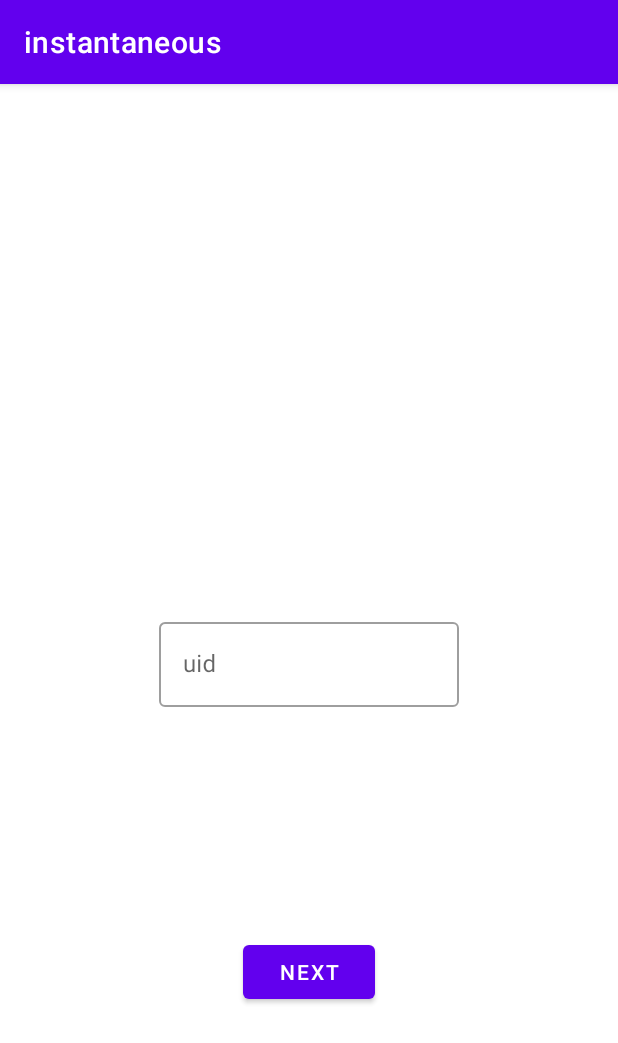
After one commit to jeevansurendran/Boop, an Android app: the AuthUserIdFragment screen opened through its navigation route, on a phone screen of 412 x 824 dp. The commit adds this screen. Shown: the top 1043 px of the screen. Run offline under Robolectric (Android 15) with nearby library versions, the phone set to English and light mode, and no system bars; our stand-ins replace Dagger/Hilt's generated code, Firebase (no records; nobody signed in at launch, a user with empty details on screens opened directly), Timber; libraries missing offline, so code that uses them is left out: androidx.hilt.lifecycle; 1 statement that could not run was skipped.

Commit message:
Add di, domain for userId
Signed-off-by: Jeevan Surendran <jvns67@gmail.com>

```diff
--- a/app/build.gradle
+++ b/app/build.gradle
@@ -53,6 +53,7 @@ dependencies {
     // hilt
     implementation 'com.google.dagger:hilt-android:2.31-alpha'
     implementation 'androidx.hilt:hilt-lifecycle-viewmodel:1.0.0-alpha03'
+    implementation 'androidx.legacy:legacy-support-v4:1.0.0'
     kapt 'com.google.dagger:hilt-android-compiler:2.30.1-alpha'
     kapt 'androidx.hilt:hilt-compiler:1.0.0-alpha03'
 
--- /dev/null
+++ b/app/src/main/java/com/silverpants/instantaneous/data/user/DocumentExistsException.kt
@@ -0,0 +1,6 @@
+package com.silverpants.instantaneous.data.user
+
+import com.google.firebase.firestore.FirebaseFirestoreException
+
+class DocumentExistsException :
+    FirebaseFirestoreException("Firestore Document exists", Code.ABORTED)
--- /dev/null
+++ b/app/src/main/java/com/silverpants/instantaneous/data/user/models/FirestoreUserInfo.kt
@@ -0,0 +1,5 @@
+package com.silverpants.instantaneous.data.user.models
+
+data class FirestoreUserInfo(
+    val uid: String
+)
--- /dev/null
+++ b/app/src/main/java/com/silverpants/instantaneous/domain/user/PostUserIdUseCase.kt
@@ -0,0 +1,19 @@
+package com.silverpants.instantaneous.domain.user
+
+import com.silverpants.instantaneous.data.user.UserRepository
+import com.silverpants.instantaneous.data.user.models.FirestoreUserInfo
+import com.silverpants.instantaneous.di.IoDispatcher
+import com.silverpants.instantaneous.domain.UseCase
+import kotlinx.coroutines.CoroutineDispatcher
+import kotlinx.coroutines.ExperimentalCoroutinesApi
+import javax.inject.Inject
+
+class PostUserIdUseCase @Inject constructor(
+    private val userRepository: UserRepository,
+    @IoDispatcher dispatcher: CoroutineDispatcher
+) : UseCase<Pair<String, String>, FirestoreUserInfo>(dispatcher) {
+    @ExperimentalCoroutinesApi
+    override suspend fun execute(parameters: Pair<String, String>): FirestoreUserInfo {
+        return userRepository.postUserId(parameters.first, parameters.second)
+    }
+}
--- /dev/null
+++ b/app/src/main/java/com/silverpants/instantaneous/ui/auth/AuthUserIdFragment.kt
@@ -0,0 +1,25 @@
+package com.silverpants.instantaneous.ui.auth
+
+import android.os.Bundle
+import android.view.View
+import androidx.fragment.app.Fragment
+import androidx.fragment.app.activityViewModels
+import com.silverpants.instantaneous.R
+import com.silverpants.instantaneous.databinding.FragmentAuthUserIdBinding
+import dagger.hilt.android.AndroidEntryPoint
+
+@AndroidEntryPoint
+class AuthUserIdFragment : Fragment(R.layout.fragment_auth_user_id) {
+
+    val viewModel by activityViewModels<AuthViewModel>()
+
+    override fun onViewCreated(view: View, savedInstanceState: Bundle?) {
+        val binding = FragmentAuthUserIdBinding.bind(view)
+        val tilAuthUserId = binding.tilAuthUserId
+        val btnAuthUserIdNext = binding.btnAuthUserIdNext
+
+        viewModel.updateNameUseCase
+
+
+    }
+}
--- a/app/src/main/java/com/silverpants/instantaneous/ui/auth/AuthViewModel.kt
+++ b/app/src/main/java/com/silverpants/instantaneous/ui/auth/AuthViewModel.kt
@@ -6,14 +6,17 @@ import androidx.lifecycle.*
 import com.google.firebase.auth.PhoneAuthCredential
 import com.google.firebase.auth.PhoneAuthOptions
 import com.google.firebase.auth.PhoneAuthProvider
+import com.silverpants.instantaneous.data.user.models.FirestoreUserInfo
 import com.silverpants.instantaneous.domain.user.ObservableUserUseCase
+import com.silverpants.instantaneous.domain.user.PostUserIdUseCase
 import com.silverpants.instantaneous.domain.user.UpdateNameUseCase
 import com.silverpants.instantaneous.misc.Result
 import kotlinx.coroutines.launch
 
 class AuthViewModel @ViewModelInject constructor(
     val updateNameUseCase: UpdateNameUseCase,
-    val observableUserUseCase: ObservableUserUseCase
+    val observableUserUseCase: ObservableUserUseCase,
+    val postUserIdUseCase: PostUserIdUseCase
 ) : ViewModel() {
 
     var verificationId: String = ""
@@ -26,12 +29,22 @@ class AuthViewModel @ViewModelInject constructor(
     private val _updateRequest = MutableLiveData<Result<Unit>>(Result.Loading)
     val updateRequest = _updateRequest as LiveData<Result<Unit>>
 
+    private val _postUserId = MutableLiveData<Result<FirestoreUserInfo?>>(Result.Loading)
+    val postUserId = _postUserId as LiveData<Result<FirestoreUserInfo?>>
+
     fun verifyPhoneNumber(options: PhoneAuthOptions) {
         PhoneAuthProvider.verifyPhoneNumber(options)
     }
 
     fun setOtpState(state: OtpStates) {
         _otpState.value = state
+    }
+
+    @SuppressLint("NullSafeMutableLiveData")
+    fun postUserId(userId: String, uid: String) {
+        viewModelScope.launch {
+            _postUserId.value = postUserIdUseCase(userId to uid)
+        }
     }
 
     @SuppressLint("NullSafeMutableLiveData")
@@ -42,6 +55,7 @@ class AuthViewModel @ViewModelInject constructor(
 
     }
 
+
     enum class OtpStates {
         READY,
         CODE_SENT,
@@ -49,6 +63,7 @@ class AuthViewModel @ViewModelInject constructor(
         AUTO_VERIFICATION_COMPLETE,
         VERIFY_START,
         VERIFY_COMPLETE,
+        VERIFY_COMPLETE_NEW_USER,
         VERIFY_FAILED
     }
 }
--- /dev/null
+++ b/app/src/main/res/layout/fragment_auth_user_id.xml
@@ -0,0 +1,35 @@
+<?xml version="1.0" encoding="utf-8"?>
+<androidx.constraintlayout.widget.ConstraintLayout xmlns:android="http://schemas.android.com/apk/res/android"
+    xmlns:app="http://schemas.android.com/apk/res-auto"
+    xmlns:tools="http://schemas.android.com/tools"
+    android:layout_width="match_parent"
+    android:layout_height="match_parent"
+    tools:context=".ui.auth.AuthUserIdFragment">
+
+    <com.google.android.material.textfield.TextInputLayout
+        android:id="@+id/til_auth_user_id"
+        style="@style/Widget.MaterialComponents.TextInputLayout.OutlinedBox"
+        android:layout_width="200dp"
+        android:layout_height="wrap_content"
+        android:hint="uid"
+        app:layout_constraintBottom_toBottomOf="parent"
+        app:layout_constraintEnd_toEndOf="parent"
+        app:layout_constraintStart_toStartOf="parent"
+        app:layout_constraintTop_toTopOf="parent">
+
+        <com.google.android.material.textfield.TextInputEditText
+            android:layout_width="match_parent"
+            android:layout_height="wrap_content" />
+
+    </com.google.android.material.textfield.TextInputLayout>
+
+    <Button
+        android:id="@+id/btn_auth_user_id_next"
+        android:layout_width="wrap_content"
+        android:layout_height="wrap_content"
+        android:text="next"
+        app:layout_constraintBottom_toBottomOf="parent"
+        app:layout_constraintEnd_toEndOf="parent"
+        app:layout_constraintStart_toStartOf="parent"
+        app:layout_constraintTop_toBottomOf="@id/til_auth_user_id" />
+</androidx.constraintlayout.widget.ConstraintLayout>
--- a/app/src/main/res/navigation/nav_auth.xml
+++ b/app/src/main/res/navigation/nav_auth.xml
@@ -18,7 +18,12 @@
         android:id="@+id/authOnboardingFragment"
         android:name="com.silverpants.instantaneous.ui.auth.AuthOnboardingFragment"
         android:label="AuthOnboardingFragment"
-        tools:layout="@layout/fragment_auth_onboarding" />
+        tools:layout="@layout/fragment_auth_onboarding">
+        <action
+            android:id="@+id/acceptUserId"
+            app:destination="@id/authUserIdFragment"
+            app:popUpTo="@id/authMobileFragment" />
+    </fragment>
     <fragment
         android:id="@+id/authOtpFragment"
         android:name="com.silverpants.instantaneous.ui.auth.AuthOtpFragment"
@@ -34,11 +39,16 @@
         android:id="@+id/authLoadingFragment"
         tools:layout="@layout/fragment_auth_loading"
         android:name="com.silverpants.instantaneous.ui.auth.AuthLoadingFragment"
-        android:label="AuthLoadingFragment" >
+        android:label="AuthLoadingFragment">
         <action
             android:id="@+id/startOnboarding"
             app:destination="@id/authOnboardingFragment"
             app:popUpTo="@id/authMobileFragment"
             app:popUpToInclusive="false" />
     </fragment>
+    <fragment
+        android:id="@+id/authUserIdFragment"
+        android:name="com.silverpants.instantaneous.ui.auth.AuthUserIdFragment"
+        android:label="fragment_auth_user_id"
+        tools:layout="@layout/fragment_auth_user_id" />
 </navigation>
--- a/app/src/main/res/values/strings.xml
+++ b/app/src/main/res/values/strings.xml
@@ -9,4 +9,6 @@
 
     <string name="hello_first_fragment">Hello first fragment</string>
     <string name="hello_second_fragment">Hello second fragment. Arg: %1$s</string>
+    <!-- TODO: Remove or change this placeholder text -->
+    <string name="hello_blank_fragment">Hello blank fragment</string>
 </resources>
```
Also changed, not shown: app/src/main/java/com/silverpants/instantaneous/data/user/UserRepository.kt (+8 -0 lines), app/src/main/java/com/silverpants/instantaneous/data/user/sources/FirestoreUserDataSource.kt (added, +69 -0 lines), app/src/main/java/com/silverpants/instantaneous/ui/auth/AuthLoadingFragment.kt (+6 -3 lines), app/src/main/java/com/silverpants/instantaneous/ui/auth/AuthOnboardingFragment.kt (+9 -8 lines), app/src/main/res/drawable/bg_launch.xml (+8 -35 lines), app/src/main/res/layout/activity_launch.xml (+1 -10 lines).
